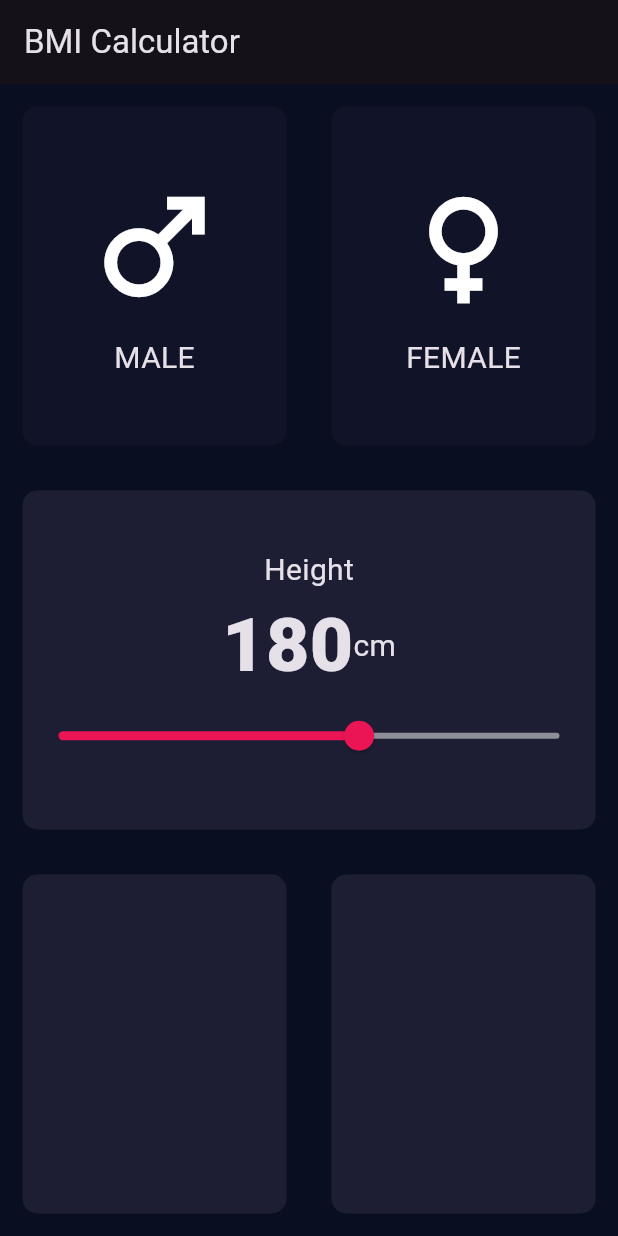
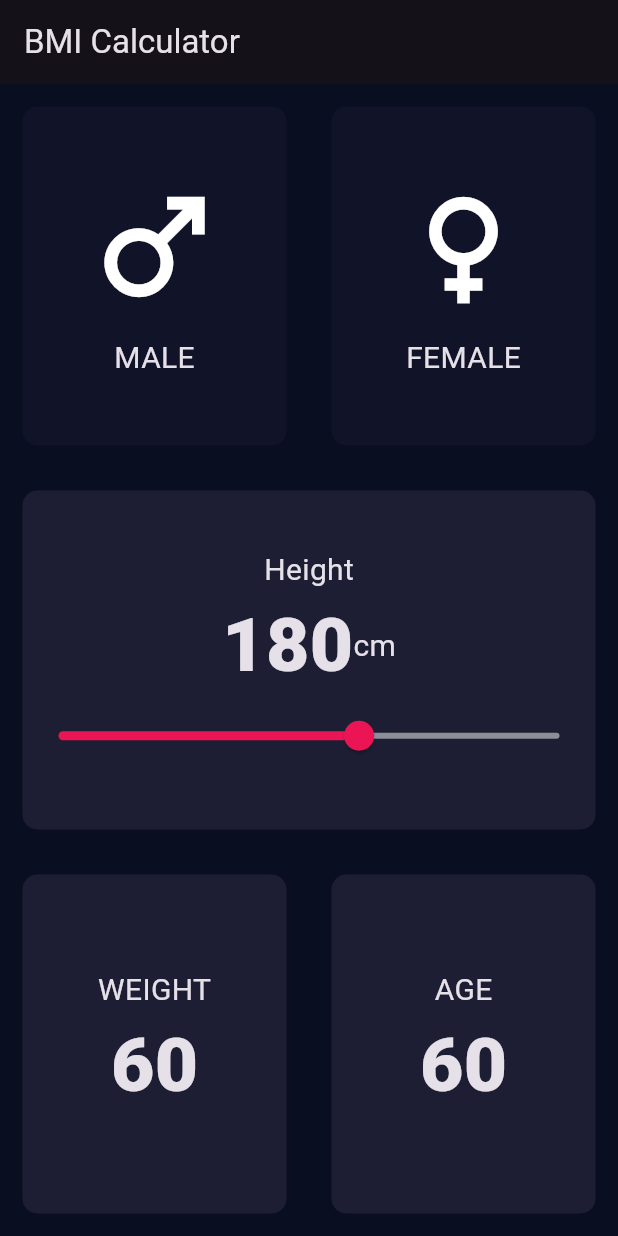
Before and after one commit to mabdula2004/BMI-App, a Flutter app: the screen it shows after launch, on a phone screen of 412 x 824 dp. Run offline on Flutter 3.47's test engine with Material 3 defaults, Android fonts, the phone set to English and light mode, and no system bars.

Commit message:
video 13 BMI Add text Widgets (Lecture 47)
same work as i video 12 but for row containers

```diff
--- a/lib/input_page.dart
+++ b/lib/input_page.dart
@@ -20,7 +20,7 @@ class Input extends StatefulWidget {
 class _InputState extends State<Input> {
   Gender? selectGender;
   int SliderHeight=180;
-
+  int SliderWeight=60;
   @override
   Widget build(BuildContext context) {
     return Scaffold(
@@ -98,11 +98,39 @@ class _InputState extends State<Input> {
                 Expanded(
                   child: RepeatContainer(
                     color: Color(0xFF1D1E33),
+                    cardWidget: Column(
+                      mainAxisAlignment: MainAxisAlignment.center,
+                      children: [
+                        Text('WEIGHT',
+                        style: KLabelStyle,),
+                         Text(
+                            SliderWeight.toString(),
+                          style: KNumberstyle,
+                        ),
+                      ],
+                    ),
                   ),
                 ),
                 Expanded(
                   child: RepeatContainer(
                     color: Color(0xFF1D1E33),
+                    cardWidget: Column(
+                      mainAxisAlignment: MainAxisAlignment.center,
+                      children: [
+                        Text('AGE',
+                        style: KLabelStyle,),
+                        Text(
+                          SliderWeight.toString(),
+                          style: KNumberstyle,
+                        ),
+                        Row(
+                          mainAxisAlignment: MainAxisAlignment.center,
+                          children: [
+
+                          ],
+                        )
+                      ],
+                    ),
                   ),
                 ),
               ],
```
